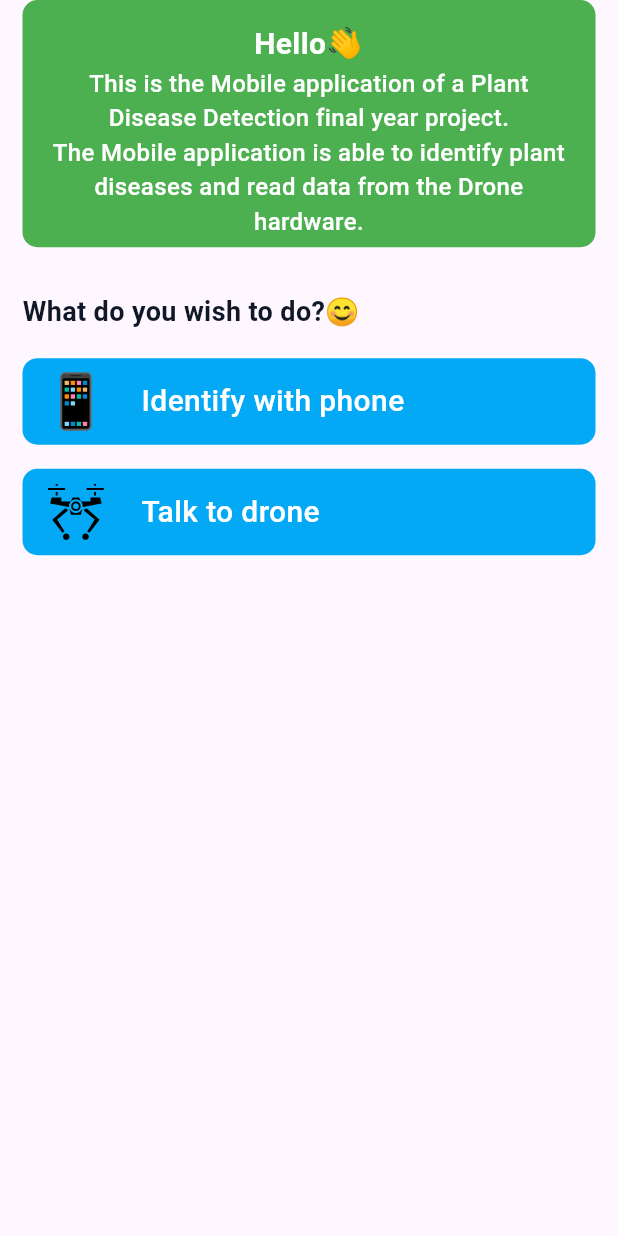
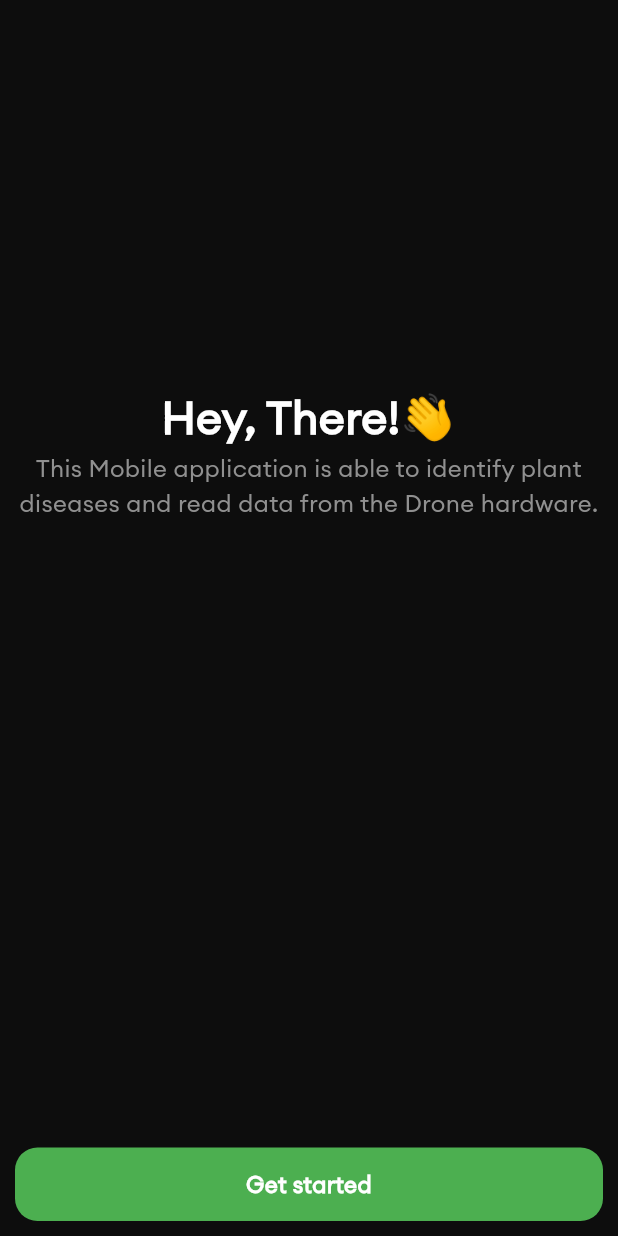
Before and after one commit to emeleonufavour/plant_disease_detection_mobile, a Flutter app: the screen it shows after launch, on a phone screen of 412 x 824 dp. Run offline on Flutter 3.47's test engine with Material 3 defaults, Android fonts, the phone set to English and light mode, and no system bars; our stand-ins replace camera, flutter_svg, flutter_tts, image_picker, lottie, stacked and 3 more; missing offline and left inert: tflite_flutter.

Commit message:
Created Intro screen

```diff
--- a/lib/app/app_setup.dart
+++ b/lib/app/app_setup.dart
@@ -2,11 +2,13 @@ import 'package:stacked/stacked_annotations.dart';
 import 'package:stacked_services/stacked_services.dart';
 
 import '../ui/views/home/home.dart';
+import '../ui/views/intro/intro_view.dart';
 import '../ui/views/plant_disease_id/plant_disease_id.dart';
 import '../ui/views/splash/splash_screen.dart';
 
 @StackedApp(routes: [
   AdaptiveRoute(page: SplashScreen, initial: true),
+  AdaptiveRoute(page: IntroView),
   AdaptiveRoute(page: HomePage),
   AdaptiveRoute(page: PlantRecogniser),
 ], dependencies: [
--- a/lib/main.dart
+++ b/lib/main.dart
@@ -7,6 +7,7 @@ import 'app/app_setup.locator.dart';
 
 import 'app/app_setup.router.dart';
 import 'ui/views/home/home.dart';
+import 'ui/views/intro/intro_view.dart';
 import 'ui/views/splash/splash_screen.dart';
 
 Future<void> main() async {
@@ -33,9 +34,9 @@ class MyApp extends StatelessWidget {
         useMaterial3: true,
       ),
       debugShowCheckedModeBanner: false,
-      navigatorKey: StackedService.navigatorKey,
-      onGenerateRoute: StackedRouter().onGenerateRoute,
-      home: const SplashScreen(),
+      // navigatorKey: StackedService.navigatorKey,
+      // onGenerateRoute: StackedRouter().onGenerateRoute,
+      home: IntroView(),
     );
   }
 }
--- a/lib/ui/style/app_theme.dart
+++ b/lib/ui/style/app_theme.dart
@@ -7,9 +7,9 @@ class AppTheme {
   static ThemeData get lightTheme {
     return ThemeData(
         scaffoldBackgroundColor: Colors.white,
-        hintColor: AppColor.blue,
+        hintColor: AppColor.green,
         floatingActionButtonTheme: const FloatingActionButtonThemeData(
-            backgroundColor: AppColor.blue, foregroundColor: Colors.white),
+            backgroundColor: AppColor.green, foregroundColor: Colors.white),
         appBarTheme: const AppBarTheme(
             backgroundColor: Colors.white,
             elevation: 0,
--- /dev/null
+++ b/lib/ui/views/intro/intro_view.dart
@@ -0,0 +1,59 @@
+import 'package:flutter/foundation.dart';
+import 'package:flutter/material.dart';
+import 'package:plant_disease_detection/ui/style/app_colors.dart';
+import 'package:plant_disease_detection/ui/style/app_dimensions.dart';
+import 'package:plant_disease_detection/ui/views/intro/intro_vm.dart';
+import 'package:plant_disease_detection/ui/widget/pd_large_button.dart';
+import 'package:plant_disease_detection/ui/widget/pd_text.dart';
+import 'package:stacked/stacked.dart';
+
+class IntroView extends StatelessWidget {
+  const IntroView({super.key});
+
+  @override
+  Widget build(BuildContext context) {
+    return ViewModelBuilder.reactive(
+        viewModelBuilder: () => IntroViewModel(),
+        builder: (context, model, _) {
+          return SafeArea(
+            child: Scaffold(
+              backgroundColor: AppColor.heavyGrey,
+              body: Padding(
+                padding: const EdgeInsets.all(10),
+                child: Column(
+                  mainAxisAlignment: MainAxisAlignment.spaceBetween,
+                  children: [
+                    Column(
+                      // crossAxisAlignment: CrossAxisAlignment.start,
+                      children: [
+                        SizedBox(
+                          height: PDimensions.height(0.3, context),
+                        ),
+                        const TextWidget(
+                          text: 'Hey, There!👋',
+                          color: Colors.white,
+                          fontsize: 30,
+                          fontWeight: FontWeight.bold,
+                        ),
+                        TextWidget(
+                          text:
+                              // ignore: lines_longer_than_80_chars
+                              'This Mobile application is able to identify plant diseases and read data from the Drone hardware.',
+                          color: Colors.grey.withOpacity(0.9),
+                          textAlign: TextAlign.center,
+                        ),
+                      ],
+                    ),
+                    PDLargeButton(
+                      label: "Get started",
+                      color: AppColor.green,
+                      borderRadius: BorderRadius.circular(15),
+                    )
+                  ],
+                ),
+              ),
+            ),
+          );
+        });
+  }
+}
--- /dev/null
+++ b/lib/ui/views/intro/intro_vm.dart
@@ -0,0 +1,11 @@
+import 'package:plant_disease_detection/app/app_setup.router.dart';
+import 'package:stacked/stacked.dart';
+import 'package:stacked_services/stacked_services.dart';
+
+import '../../../app/app_setup.locator.dart';
+
+class IntroViewModel extends BaseViewModel {
+  final _navService = locator<NavigationService>();
+
+  goToHome() => _navService.navigateToHomePage();
+}
--- a/lib/ui/views/splash/splash_screen_vm.dart
+++ b/lib/ui/views/splash/splash_screen_vm.dart
@@ -8,8 +8,8 @@ class SplashScreenViewModel extends BaseViewModel {
   final _navService = locator<NavigationService>();
   void navigateToHome() async {
     Future.delayed(const Duration(seconds: 4), () {
-      // Navigate to the HomeView
-      _navService.navigateToHomePage();
+      // Navigate to the IntroView
+      _navService.navigateToIntroView();
     });
   }
 }
--- a/lib/ui/widget/pd_large_button.dart
+++ b/lib/ui/widget/pd_large_button.dart
@@ -12,6 +12,7 @@ class PDLargeButton extends StatefulWidget {
       this.width,
       this.borderColor,
       this.textColor,
+      this.borderRadius,
       this.horizontalPadding,
       this.verticalPadding,
       this.icon,
@@ -26,6 +27,7 @@ class PDLargeButton extends StatefulWidget {
   final double? width;
   final Color? borderColor;
   final Color? textColor;
+  final BorderRadiusGeometry? borderRadius;
   final double? horizontalPadding;
   final double? verticalPadding;
   final IconData? icon;
@@ -83,7 +85,7 @@ class _LButtonState extends State<PDLargeButton>
             vertical: widget.verticalPadding ?? 14,
           ),
           decoration: BoxDecoration(
-            borderRadius: BorderRadius.circular(32),
+            borderRadius: widget.borderRadius ?? BorderRadius.circular(32),
             color: widget.color,
             // border: Border.all(
             //   width: 2,
--- a/pubspec.yaml
+++ b/pubspec.yaml
@@ -39,3 +39,8 @@ flutter:
     - assets/svg/
     - assets/labels.txt
     - assets/model_unquant.tflite
+
+  fonts:
+    - family: EuclidCircularA
+      fonts:
+        - asset: assets/fonts/Euclid Circular A Regular.ttf
```
Also changed, not shown: lib/app/app_setup.router.dart (+52 -10 lines), lib/ui/style/app_colors.dart (+2 -9 lines), 1 other file.
